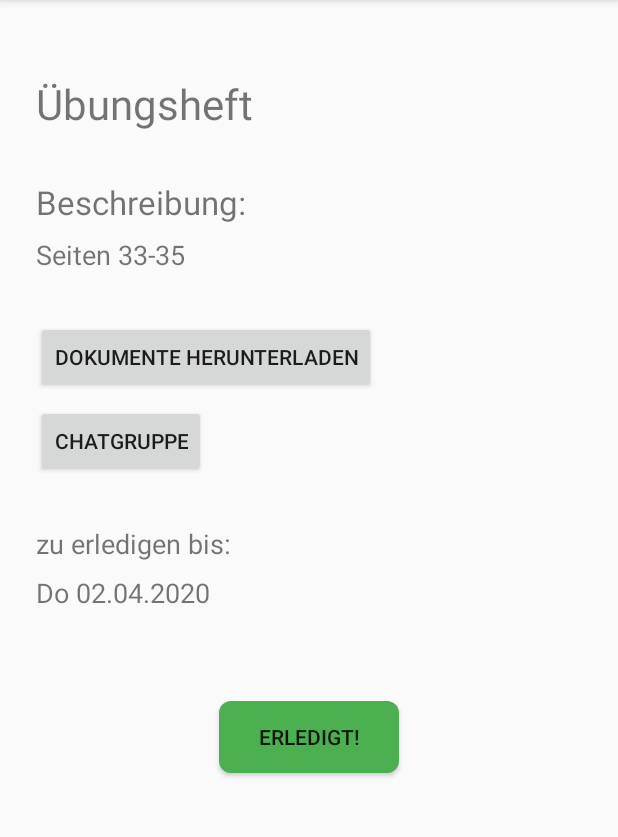
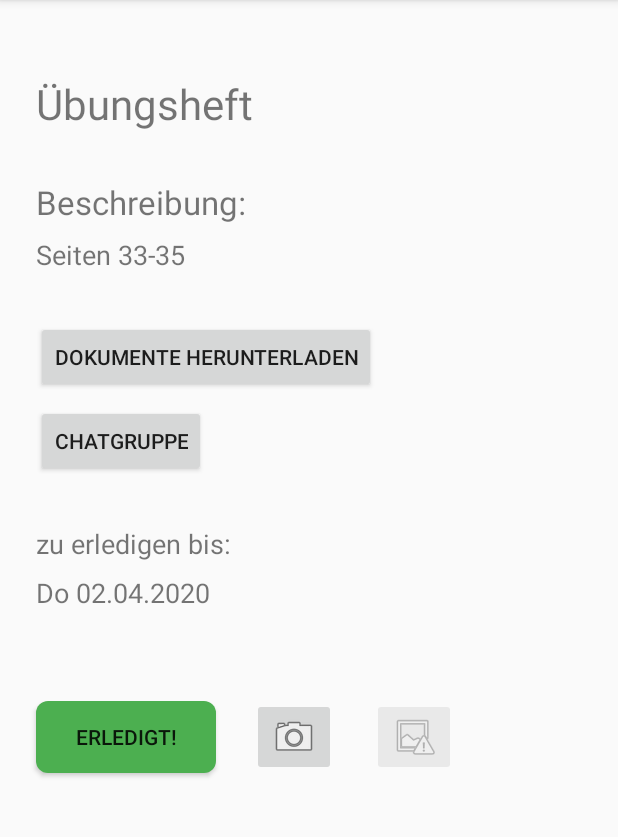
Before and after one commit to kaiott/open-education-app, an Android app: the MainActivity screen opened directly, with no data from a screen before it, after a tap on "Übungsheft", on a phone screen of 412 x 824 dp, the part 84-921 px from its top. Run offline under Robolectric (Android 15) with nearby library versions, the phone set to English and light mode, and no system bars.

Commit message:
add camera feature and save picture

```diff
--- a/app/src/main/java/com/example/openeducationapp/LoginActivity.java
+++ b/app/src/main/java/com/example/openeducationapp/LoginActivity.java
@@ -42,7 +42,7 @@ public class LoginActivity extends AppCompatActivity {
                     Course.courses.get((int) (Math.random()*Course.courses.size())),
                     null,
                     dueDate,
-                    Math.random() < 0.67);
+                    Math.random() < 0.67, null);
             Task.addTask(task);
         }
 
--- a/app/src/main/java/com/example/openeducationapp/MainActivity.java
+++ b/app/src/main/java/com/example/openeducationapp/MainActivity.java
@@ -67,7 +67,7 @@ public class MainActivity extends AppCompatActivity implements NavigationView.On
             navigationView.setCheckedItem(R.id.nav_tasks);
         }
         getSupportFragmentManager().beginTransaction().replace(R.id.fragment_container,
-                new MainFragment(navigationView.getCheckedItem().getItemId())).commit();
+                MainFragment.newInstance(navigationView.getCheckedItem().getItemId())).commit();
     }
 
     protected void updatePreferences() {
@@ -98,7 +98,7 @@ public class MainActivity extends AppCompatActivity implements NavigationView.On
             case R.id.nav_classroom:
             case R.id.nav_chat:
                 getSupportFragmentManager().beginTransaction().replace(R.id.fragment_container,
-                        new MainFragment(item.getItemId())).commit();
+                        MainFragment.newInstance(item.getItemId())).commit();
                 break;
             case R.id.nav_settings:
                 Intent intent1 = new Intent(MainActivity.this, SettingsActivity.class);
--- a/app/src/main/java/com/example/openeducationapp/MainFragment.java
+++ b/app/src/main/java/com/example/openeducationapp/MainFragment.java
@@ -20,19 +20,13 @@ import java.util.Collections;
 
 public class MainFragment extends Fragment {
 
-    private int nav_item;
     RecyclerView recyclerView;
 
-
-    public MainFragment(int nav_item) {
-        this.nav_item = nav_item;
-    }
     @Nullable
     @Override
     public View onCreateView(@NonNull LayoutInflater inflater, @Nullable ViewGroup container, @Nullable Bundle savedInstanceState) {
         int fragment;
-
-        switch (nav_item) {
+        switch (getArguments().getInt("id")) {
             case R.id.nav_tasks:
                 fragment = R.layout.fragment_recycler;
                 break;
@@ -48,7 +42,7 @@ public class MainFragment extends Fragment {
         recyclerView = view.findViewById(R.id.recyclerView);
         String [] course_names ={"Mathematik", "Deutsch", "Französisch", "Geschichte", "English", "Natur Mensch Mitwelt"};
         RecyclerView.Adapter myAdapter;
-        switch (nav_item) {
+        switch (getArguments().getInt("id")) {
             case R.id.nav_tasks:
                 ArrayList<Task> tasks= new ArrayList<>();
                 boolean showPast = getActivity().getSharedPreferences("init", Context.MODE_PRIVATE).getBoolean("filterSelection0", true);
@@ -76,4 +70,12 @@ public class MainFragment extends Fragment {
 
         return view;
     }
+
+    public static MainFragment newInstance(int id) {
+        Bundle args = new Bundle();
+        args.putInt("id", id);
+        MainFragment f = new MainFragment();
+        f.setArguments(args);
+        return f;
+    }
 }
--- a/app/src/main/java/com/example/openeducationapp/Task.java
+++ b/app/src/main/java/com/example/openeducationapp/Task.java
@@ -14,6 +14,7 @@ public class Task implements Serializable, Comparable<Task> {
     private Course course;
     private Calendar dateCreated, dueDate;
     private boolean isDone;
+    private String imagePath;
 
     public Task(){
         this.taskID = 0;
@@ -23,9 +24,10 @@ public class Task implements Serializable, Comparable<Task> {
         this.dateCreated = Calendar.getInstance();
         this.dueDate = Calendar.getInstance();
         this.isDone = false;
+        this.imagePath = null;
     }
 
-    public Task(int id, String title, String description, Course course, Calendar dateCreated, Calendar dueDate, boolean isDone) {
+    public Task(int id, String title, String description, Course course, Calendar dateCreated, Calendar dueDate, boolean isDone, String imagePath) {
         this.taskID = id;
         this.title = title;
         this.description = description;
@@ -33,6 +35,7 @@ public class Task implements Serializable, Comparable<Task> {
         this.dateCreated = dateCreated;
         this.dueDate = dueDate;
         this.isDone = isDone;
+        this.imagePath = imagePath;
     }
 
     public int getTaskID() {
@@ -65,6 +68,14 @@ public class Task implements Serializable, Comparable<Task> {
 
     public void setDone(boolean done) {
         isDone = done;
+    }
+
+    public String getImagePath() {
+        return imagePath;
+    }
+
+    public void setImagePath(String imagePath) {
+        this.imagePath = imagePath;
     }
 
     public String formattedDueDate() {
--- a/app/src/main/java/com/example/openeducationapp/TaskDetailActivity.java
+++ b/app/src/main/java/com/example/openeducationapp/TaskDetailActivity.java
@@ -1,21 +1,25 @@
 package com.example.openeducationapp;
 
 import androidx.appcompat.app.AppCompatActivity;
-import androidx.appcompat.widget.ButtonBarLayout;
+import androidx.core.content.FileProvider;
 
+import android.content.Intent;
 import android.content.SharedPreferences;
+import android.net.Uri;
 import android.os.Bundle;
-import android.util.Log;
+import android.os.Environment;
+import android.provider.MediaStore;
 import android.view.View;
 import android.widget.Button;
+import android.widget.ImageButton;
 import android.widget.TextView;
 import android.widget.Toast;
 
-import com.google.gson.Gson;
-import com.google.gson.reflect.TypeToken;
+import java.io.File;
+import java.io.IOException;
+import java.text.SimpleDateFormat;
+import java.util.Date;
 
-import java.lang.reflect.Type;
-import java.util.ArrayList;
 
 public class TaskDetailActivity extends AppCompatActivity {
 
@@ -23,11 +27,15 @@ public class TaskDetailActivity extends AppCompatActivity {
 
     TextView txt_task_title, txt_task_description, txt_todo;
     Button btn_done, btn_documents, btn_chatgroup;
+    ImageButton displayImageButton;
 
     Task task;
 
     int task_id;
     int text_size;
+
+    private static final int IMAGE_REQUEST = 1;
+    String currentImagePath = null;
 
 
     @Override
@@ -42,11 +50,22 @@ public class TaskDetailActivity extends AppCompatActivity {
         btn_documents = findViewById(R.id.btn_download_docs);
         btn_done = findViewById(R.id.btn_done);
 
+        displayImageButton = findViewById(R.id.display_image_button);
+
         // Get current ID from Intent and Tasks from shared Preferences
         getData();
 
         // Set titles and content
         setData();
+
+        if (task.getImagePath() == null) {
+            displayImageButton.setAlpha(0.5f);
+            displayImageButton.setEnabled(false);
+        }
+        else {
+            displayImageButton.setAlpha(1f);
+            displayImageButton.setEnabled(true);
+        }
 
         btn_done.setOnClickListener(new View.OnClickListener() {
             @Override
@@ -56,6 +75,19 @@ public class TaskDetailActivity extends AppCompatActivity {
             }
         });
 
+    }
+
+    @Override
+    protected void onResume() {
+        super.onResume();
+        if (task.getImagePath() == null) {
+            displayImageButton.setAlpha(0.5f);
+            displayImageButton.setEnabled(false);
+        }
+        else {
+            displayImageButton.setAlpha(1f);
+            displayImageButton.setEnabled(true);
+        }
     }
 
     // Get current ID from Intent and textsize from shared Preferences
@@ -84,4 +116,43 @@ public class TaskDetailActivity extends AppCompatActivity {
         txt_task_description.setTextSize(text_size);
     }
 
+    public void captureImage(View view) {
+        Intent cameraIntent = new Intent(MediaStore.ACTION_IMAGE_CAPTURE);
+
+        if (cameraIntent.resolveActivity(getPackageManager()) != null) {
+            File imageFile = null;
+
+            try {
+                imageFile = getImageFile();
+            } catch (IOException e) {
+                e.printStackTrace();
+            }
+
+            if(imageFile != null) {
+                Uri imageUri = FileProvider.getUriForFile(this, "com.example.openeducationapp.fileprovider", imageFile);
+                cameraIntent.putExtra(MediaStore.EXTRA_OUTPUT, imageUri);
+                startActivityForResult(cameraIntent, IMAGE_REQUEST);
+            }
+        }
+    }
+
+    public void displayImage(View view) {
+        displayImageButton.setEnabled(false);
+        Intent intent = new Intent(this, DisplayImageActivity.class);
+        intent.putExtra("image_path", task.getImagePath());
+        startActivity(intent);
+    }
+
+    private File getImageFile() throws IOException {
+        String timeStamp = new SimpleDateFormat("yyyyMMdd_HHmmss").format(new Date());
+        String imageName="jpg_" + timeStamp+"_";
+        File storageDir = getExternalFilesDir(Environment.DIRECTORY_PICTURES);
+
+        File imageFile = File.createTempFile(imageName, ".jpg", storageDir);
+        currentImagePath = imageFile.getAbsolutePath();
+        task.setImagePath(currentImagePath);
+        displayImageButton.setEnabled(true);
+        displayImageButton.setAlpha(1f);
+        return imageFile;
+    }
 }
--- a/app/src/main/res/layout/activity_task_detail.xml
+++ b/app/src/main/res/layout/activity_task_detail.xml
@@ -88,10 +88,33 @@
         android:id="@+id/btn_done"
         android:layout_width="120dp"
         android:layout_height="wrap_content"
+        android:layout_marginStart="24dp"
         android:layout_marginTop="60dp"
         android:background="@drawable/button_rounded"
         android:text="@string/btn_done"
-        app:layout_constraintEnd_toEndOf="parent"
         app:layout_constraintStart_toStartOf="parent"
         app:layout_constraintTop_toBottomOf="@+id/txt_task_dueDate" />
+
+    <ImageButton
+        android:id="@+id/imageButton"
+        android:layout_width="wrap_content"
+        android:layout_height="wrap_content"
+        android:layout_marginStart="24dp"
+        android:onClick="captureImage"
+        app:layout_constraintBottom_toBottomOf="@+id/btn_done"
+        app:layout_constraintStart_toEndOf="@+id/btn_done"
+        app:layout_constraintTop_toTopOf="@+id/btn_done"
+        app:srcCompat="@android:drawable/ic_menu_camera" />
+
+    <ImageButton
+        android:id="@+id/display_image_button"
+        android:layout_width="wrap_content"
+        android:layout_height="wrap_content"
+        android:layout_marginStart="24dp"
+        android:onClick="displayImage"
+        app:layout_constraintBottom_toBottomOf="@+id/imageButton"
+        app:layout_constraintStart_toEndOf="@+id/imageButton"
+        app:layout_constraintTop_toTopOf="@+id/imageButton"
+        app:srcCompat="@android:drawable/ic_menu_report_image" />
+
 </androidx.constraintlayout.widget.ConstraintLayout>
--- /dev/null
+++ b/app/src/main/res/xml/file_path.xml
@@ -0,0 +1,6 @@
+<?xml version="1.0" encoding="utf-8"?>
+<paths xmlns:android="http://schemas.android.com/apk/res/android">
+    <external-path
+        name="my images"
+        path="Android/data/com.example.openeducationapp/files/Pictures"/>
+</paths>
```
Also changed, not shown: app/src/main/AndroidManifest.xml (+18 -2 lines), app/src/main/java/com/example/openeducationapp/DisplayImageActivity.java (added, +46 -0 lines), app/src/main/res/layout/activity_display_image.xml (added, +16 -0 lines).
